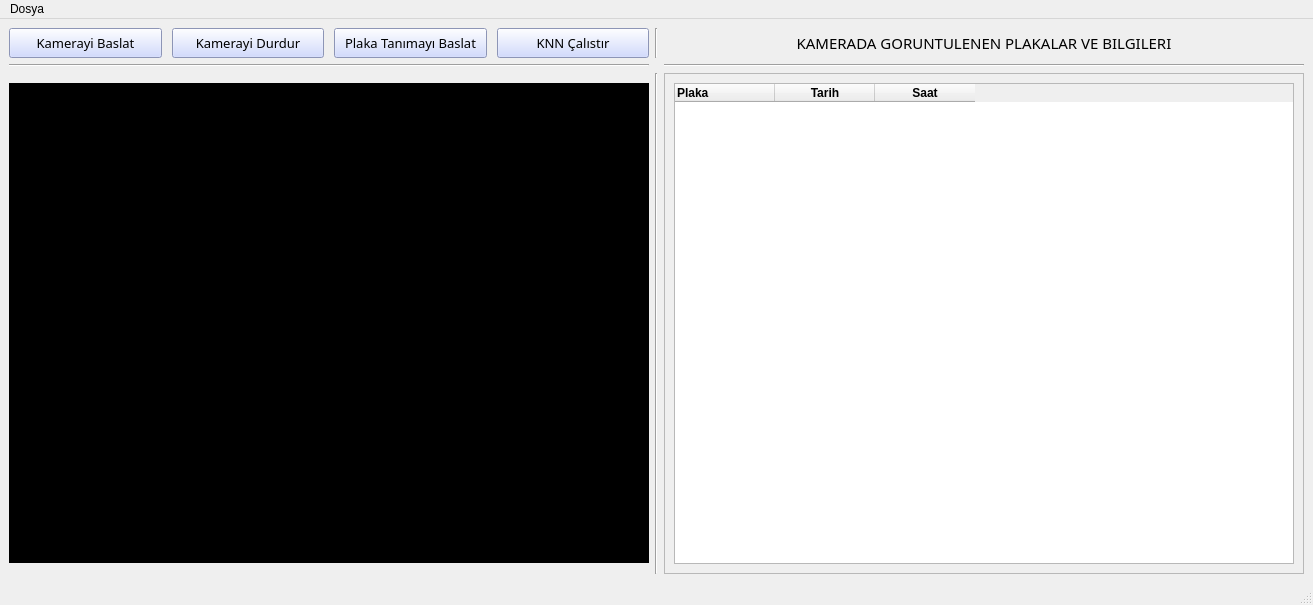
The window that GUI.ui (buraketmen/LicencePlateProject) describes before a commit, drawn with Qt 5.
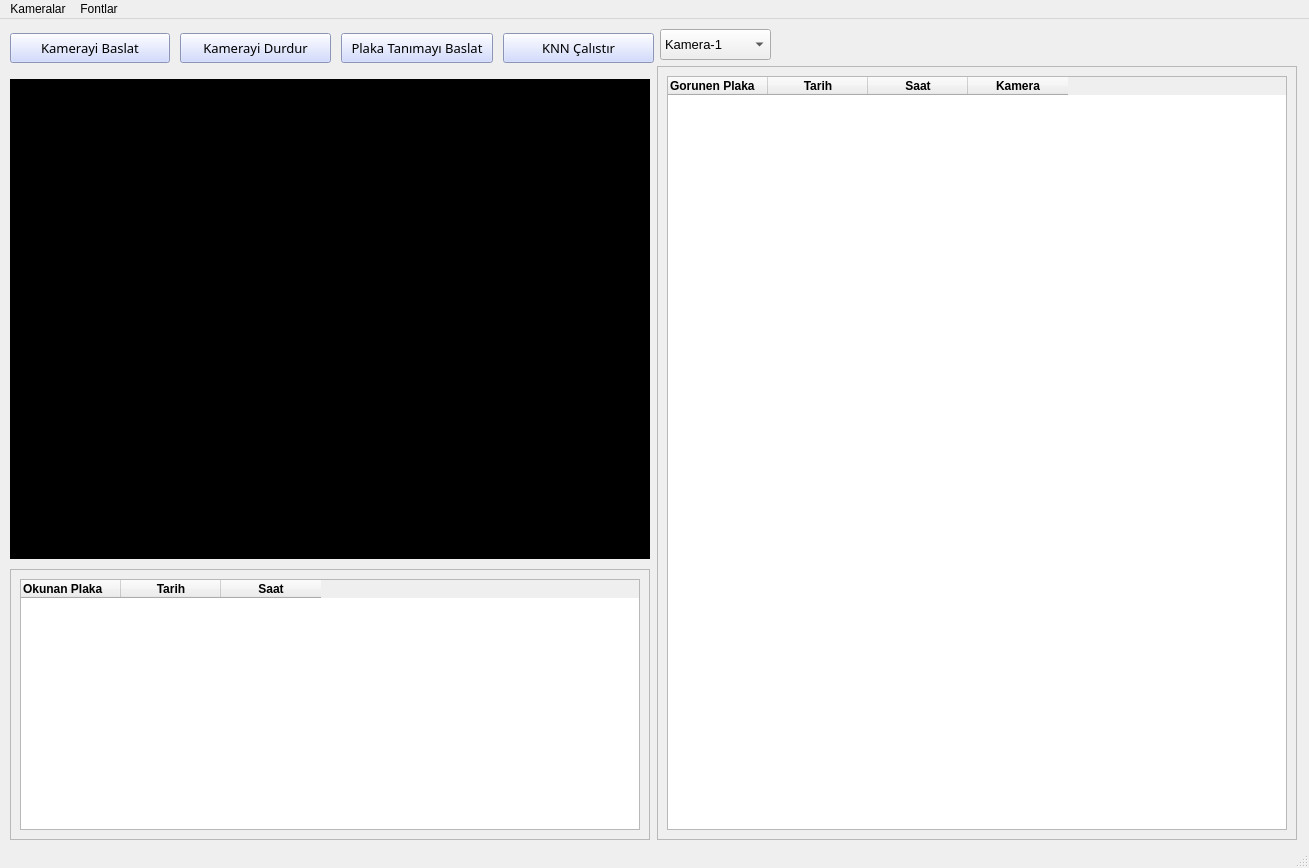
The same window after the commit.

Diff of the .ui file:
```diff
--- a/GUI.ui
+++ b/GUI.ui
@@ -6,190 +6,64 @@
    <rect>
     <x>0</x>
     <y>0</y>
-    <width>1313</width>
-    <height>605</height>
+    <width>1309</width>
+    <height>868</height>
    </rect>
   </property>
   <property name="minimumSize">
    <size>
-    <width>1313</width>
-    <height>605</height>
+    <width>1309</width>
+    <height>868</height>
    </size>
   </property>
   <property name="maximumSize">
    <size>
-    <width>1313</width>
-    <height>605</height>
+    <width>1309</width>
+    <height>868</height>
    </size>
   </property>
   <property name="windowTitle">
    <string>Plaka Takip</string>
   </property>
   <widget class="QWidget" name="centralwidget">
-   <layout class="QGridLayout" name="gridLayout">
-    <item row="0" column="2">
-     <widget class="QLabel" name="label">
-      <property name="font">
-       <font>
-        <family>Eras Demi ITC</family>
-        <pointsize>11</pointsize>
-        <weight>50</weight>
-        <bold>false</bold>
-       </font>
-      </property>
-      <property name="frameShape">
-       <enum>QFrame::NoFrame</enum>
-      </property>
-      <property name="text">
-       <string>KAMERADA GORUNTULENEN PLAKALAR VE BILGILERI</string>
-      </property>
-      <property name="alignment">
-       <set>Qt::AlignCenter</set>
-      </property>
-     </widget>
-    </item>
-    <item row="0" column="1">
-     <widget class="Line" name="line_4">
-      <property name="orientation">
-       <enum>Qt::Vertical</enum>
-      </property>
-     </widget>
-    </item>
-    <item row="0" column="0">
-     <layout class="QHBoxLayout" name="horizontalLayout">
-      <property name="spacing">
-       <number>10</number>
-      </property>
-      <item>
-       <widget class="QPushButton" name="startButton">
-        <property name="sizePolicy">
-         <sizepolicy hsizetype="Minimum" vsizetype="Preferred">
-          <horstretch>0</horstretch>
-          <verstretch>0</verstretch>
-         </sizepolicy>
-        </property>
-        <property name="minimumSize">
-         <size>
-          <width>0</width>
-          <height>30</height>
-         </size>
-        </property>
+   <widget class="QComboBox" name="ComboBoxCameras">
+    <property name="geometry">
+     <rect>
+      <x>660</x>
+      <y>10</y>
+      <width>111</width>
+      <height>31</height>
+     </rect>
+    </property>
         <property name="maximumSize">
          <size>
           <width>200</width>
-          <height>30</height>
+      <height>50</height>
          </size>
         </property>
         <property name="font">
          <font>
-          <family>Eras Demi ITC</family>
+      <family>Arial</family>
           <pointsize>10</pointsize>
           <weight>50</weight>
           <bold>false</bold>
          </font>
         </property>
-        <property name="styleSheet">
-         <string notr="true">background-color:rgb(197, 208, 255)</string>
-        </property>
-        <property name="text">
-         <string>Kamerayi Baslat</string>
-        </property>
-       </widget>
-      </item>
       <item>
-       <widget class="QPushButton" name="stopButton">
-        <property name="sizePolicy">
-         <sizepolicy hsizetype="Preferred" vsizetype="Preferred">
-          <horstretch>0</horstretch>
-          <verstretch>0</verstretch>
-         </sizepolicy>
-        </property>
-        <property name="minimumSize">
-         <size>
-          <width>0</width>
-          <height>30</height>
-         </size>
-        </property>
-        <property name="maximumSize">
-         <size>
-          <width>200</width>
-          <height>30</height>
-         </size>
-        </property>
-        <property name="font">
-         <font>
-          <family>Eras Demi ITC</family>
-          <pointsize>10</pointsize>
-         </font>
-        </property>
-        <property name="styleSheet">
-         <string notr="true">background-color:rgb(197, 208, 255)</string>
-        </property>
         <property name="text">
-         <string>Kamerayi Durdur</string>
-        </property>
-       </widget>
-      </item>
-      <item>
-       <widget class="QPushButton" name="detectButton">
-        <property name="sizePolicy">
-         <sizepolicy hsizetype="Minimum" vsizetype="Preferred">
-          <horstretch>0</horstretch>
-          <verstretch>0</verstretch>
-         </sizepolicy>
-        </property>
-        <property name="minimumSize">
-         <size>
-          <width>0</width>
-          <height>30</height>
-         </size>
-        </property>
-        <property name="maximumSize">
-         <size>
-          <width>200</width>
-          <height>30</height>
-         </size>
-        </property>
-        <property name="font">
-         <font>
-          <family>Eras Demi ITC</family>
-          <pointsize>10</pointsize>
-         </font>
-        </property>
-        <property name="styleSheet">
-         <string notr="true">background-color:rgb(197, 208, 255)</string>
-        </property>
-        <property name="text">
-         <string>Plaka Tanımayı Baslat</string>
-        </property>
-       </widget>
-      </item>
-      <item>
-       <widget class="QPushButton" name="trainButton">
-        <property name="minimumSize">
-         <size>
-          <width>0</width>
-          <height>30</height>
-         </size>
-        </property>
-        <property name="font">
-         <font>
-          <family>Eras Demi ITC</family>
-          <pointsize>10</pointsize>
-         </font>
-        </property>
-        <property name="styleSheet">
-         <string notr="true">background-color:rgb(197, 208, 255)</string>
-        </property>
-        <property name="text">
-         <string>KNN Çalıstır</string>
-        </property>
-       </widget>
-      </item>
-     </layout>
-    </item>
-    <item row="2" column="0">
+      <string>Kamera-1</string>
+     </property>
+    </item>
+   </widget>
      <widget class="QLabel" name="imgLabel">
+    <property name="geometry">
+     <rect>
+      <x>10</x>
+      <y>60</y>
+      <width>640</width>
+      <height>480</height>
+     </rect>
+    </property>
       <property name="minimumSize">
        <size>
         <width>640</width>
@@ -226,13 +100,25 @@
        <string/>
       </property>
      </widget>
-    </item>
-    <item row="2" column="2">
      <widget class="QScrollArea" name="scrollArea">
+    <property name="geometry">
+     <rect>
+      <x>657</x>
+      <y>47</y>
+      <width>640</width>
+      <height>774</height>
+     </rect>
+    </property>
       <property name="minimumSize">
        <size>
         <width>640</width>
-        <height>480</height>
+      <height>771</height>
+     </size>
+    </property>
+    <property name="maximumSize">
+     <size>
+      <width>640</width>
+      <height>774</height>
        </size>
       </property>
       <property name="widgetResizable">
@@ -244,15 +130,21 @@
          <x>0</x>
          <y>0</y>
          <width>638</width>
-         <height>497</height>
+       <height>772</height>
         </rect>
        </property>
        <layout class="QGridLayout" name="gridLayout_3">
         <item row="0" column="0">
          <widget class="QTableWidget" name="tableWidget">
+        <property name="minimumSize">
+         <size>
+          <width>0</width>
+          <height>0</height>
+         </size>
+        </property>
           <column>
            <property name="text">
-            <string>Plaka</string>
+          <string>Gorunen Plaka</string>
            </property>
            <property name="font">
             <font>
@@ -286,34 +178,250 @@
             </font>
            </property>
           </column>
+        <column>
+         <property name="text">
+          <string>Kamera</string>
+         </property>
+         <property name="font">
+          <font>
+           <weight>75</weight>
+           <bold>true</bold>
+          </font>
+         </property>
+        </column>
          </widget>
         </item>
        </layout>
       </widget>
      </widget>
-    </item>
-    <item row="2" column="1">
-     <widget class="Line" name="line_2">
-      <property name="orientation">
-       <enum>Qt::Vertical</enum>
-      </property>
-     </widget>
-    </item>
-    <item row="1" column="0">
-     <widget class="Line" name="line">
-      <property name="orientation">
-       <enum>Qt::Horizontal</enum>
-      </property>
-     </widget>
-    </item>
-    <item row="1" column="2">
-     <widget class="Line" name="line_3">
-      <property name="orientation">
-       <enum>Qt::Horizontal</enum>
-      </property>
-     </widget>
-    </item>
-   </layout>
+   <widget class="QScrollArea" name="scrollArea_2">
+    <property name="geometry">
+     <rect>
+      <x>10</x>
+      <y>550</y>
+      <width>640</width>
+      <height>271</height>
+     </rect>
+    </property>
+    <property name="minimumSize">
+     <size>
+      <width>640</width>
+      <height>271</height>
+     </size>
+    </property>
+    <property name="maximumSize">
+     <size>
+      <width>640</width>
+      <height>271</height>
+     </size>
+    </property>
+    <property name="widgetResizable">
+     <bool>true</bool>
+    </property>
+    <widget class="QWidget" name="scrollAreaWidgetContents_3">
+     <property name="geometry">
+      <rect>
+       <x>0</x>
+       <y>0</y>
+       <width>638</width>
+       <height>269</height>
+      </rect>
+     </property>
+     <layout class="QGridLayout" name="gridLayout_4">
+      <item row="0" column="0">
+       <widget class="QTableWidget" name="tableWidget_2">
+        <property name="minimumSize">
+         <size>
+          <width>0</width>
+          <height>0</height>
+         </size>
+        </property>
+        <column>
+         <property name="text">
+          <string>Okunan Plaka</string>
+         </property>
+         <property name="font">
+          <font>
+           <weight>75</weight>
+           <bold>true</bold>
+          </font>
+         </property>
+         <property name="textAlignment">
+          <set>AlignLeading|AlignVCenter</set>
+         </property>
+        </column>
+        <column>
+         <property name="text">
+          <string>Tarih</string>
+         </property>
+         <property name="font">
+          <font>
+           <weight>75</weight>
+           <bold>true</bold>
+          </font>
+         </property>
+        </column>
+        <column>
+         <property name="text">
+          <string>Saat</string>
+         </property>
+         <property name="font">
+          <font>
+           <weight>75</weight>
+           <bold>true</bold>
+          </font>
+         </property>
+        </column>
+       </widget>
+      </item>
+     </layout>
+    </widget>
+   </widget>
+   <widget class="QWidget" name="layoutWidget">
+    <property name="geometry">
+     <rect>
+      <x>10</x>
+      <y>9</y>
+      <width>644</width>
+      <height>41</height>
+     </rect>
+    </property>
+    <layout class="QHBoxLayout" name="horizontalLayout_2">
+     <item>
+      <layout class="QHBoxLayout" name="horizontalLayout">
+       <property name="spacing">
+        <number>10</number>
+       </property>
+       <item>
+        <widget class="QPushButton" name="startButton">
+         <property name="sizePolicy">
+          <sizepolicy hsizetype="Minimum" vsizetype="Preferred">
+           <horstretch>0</horstretch>
+           <verstretch>0</verstretch>
+          </sizepolicy>
+         </property>
+         <property name="minimumSize">
+          <size>
+           <width>160</width>
+           <height>30</height>
+          </size>
+         </property>
+         <property name="maximumSize">
+          <size>
+           <width>200</width>
+           <height>30</height>
+          </size>
+         </property>
+         <property name="font">
+          <font>
+           <family>Eras Demi ITC</family>
+           <pointsize>10</pointsize>
+           <weight>50</weight>
+           <bold>false</bold>
+          </font>
+         </property>
+         <property name="styleSheet">
+          <string notr="true">background-color:rgb(197, 208, 255)</string>
+         </property>
+         <property name="text">
+          <string>Kamerayi Baslat</string>
+         </property>
+        </widget>
+       </item>
+       <item>
+        <widget class="QPushButton" name="stopButton">
+         <property name="sizePolicy">
+          <sizepolicy hsizetype="Preferred" vsizetype="Preferred">
+           <horstretch>0</horstretch>
+           <verstretch>0</verstretch>
+          </sizepolicy>
+         </property>
+         <property name="minimumSize">
+          <size>
+           <width>150</width>
+           <height>30</height>
+          </size>
+         </property>
+         <property name="maximumSize">
+          <size>
+           <width>200</width>
+           <height>30</height>
+          </size>
+         </property>
+         <property name="font">
+          <font>
+           <family>Eras Demi ITC</family>
+           <pointsize>10</pointsize>
+          </font>
+         </property>
+         <property name="styleSheet">
+          <string notr="true">background-color:rgb(197, 208, 255)</string>
+         </property>
+         <property name="text">
+          <string>Kamerayi Durdur</string>
+         </property>
+        </widget>
+       </item>
+       <item>
+        <widget class="QPushButton" name="detectButton">
+         <property name="sizePolicy">
+          <sizepolicy hsizetype="Minimum" vsizetype="Preferred">
+           <horstretch>0</horstretch>
+           <verstretch>0</verstretch>
+          </sizepolicy>
+         </property>
+         <property name="minimumSize">
+          <size>
+           <width>150</width>
+           <height>30</height>
+          </size>
+         </property>
+         <property name="maximumSize">
+          <size>
+           <width>200</width>
+           <height>30</height>
+          </size>
+         </property>
+         <property name="font">
+          <font>
+           <family>Eras Demi ITC</family>
+           <pointsize>10</pointsize>
+          </font>
+         </property>
+         <property name="styleSheet">
+          <string notr="true">background-color:rgb(197, 208, 255)</string>
+         </property>
+         <property name="text">
+          <string>Plaka Tanımayı Baslat</string>
+         </property>
+        </widget>
+       </item>
+       <item>
+        <widget class="QPushButton" name="trainButton">
+         <property name="minimumSize">
+          <size>
+           <width>150</width>
+           <height>30</height>
+          </size>
+         </property>
+         <property name="font">
+          <font>
+           <family>Eras Demi ITC</family>
+           <pointsize>10</pointsize>
+          </font>
+         </property>
+         <property name="styleSheet">
+          <string notr="true">background-color:rgb(197, 208, 255)</string>
+         </property>
+         <property name="text">
+          <string>KNN Çalıstır</string>
+         </property>
+        </widget>
+       </item>
+      </layout>
+     </item>
+    </layout>
+   </widget>
   </widget>
   <widget class="QStatusBar" name="statusbar"/>
   <widget class="QMenuBar" name="menubar">
@@ -321,17 +429,25 @@
     <rect>
      <x>0</x>
      <y>0</y>
-     <width>1313</width>
+     <width>1309</width>
      <height>21</height>
     </rect>
    </property>
-   <widget class="QMenu" name="menuDosya">
+   <widget class="QMenu" name="menuKameralar">
     <property name="title">
-     <string>Dosya</string>
+     <string>Kameralar</string>
     </property>
     <addaction name="separator"/>
    </widget>
-   <addaction name="menuDosya"/>
+   <widget class="QMenu" name="menuFontlar">
+    <property name="title">
+     <string>Fontlar</string>
+    </property>
+    <addaction name="actionAddFont"/>
+    <addaction name="actionFonts"/>
+   </widget>
+   <addaction name="menuKameralar"/>
+   <addaction name="menuFontlar"/>
   </widget>
   <action name="actionDiskten_Ekle">
    <property name="text">
```
Left out of the diff: 23 changed lines with no effect on the pictures. Lines whose indentation alone changed are shown as unchanged.
